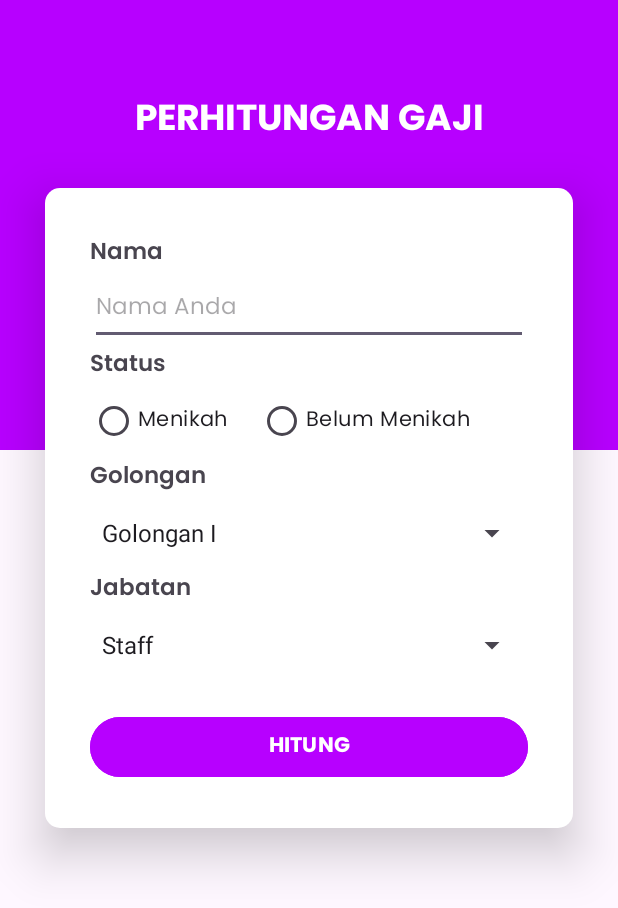
After one commit to ntnlrswnd/MyApps, an Android app: the Gaji screen opened directly, with no data from a screen before it, on a phone screen of 412 x 824 dp. The commit adds this screen. Shown: the top 908 px of the screen. Run offline under Robolectric (Android 15) with nearby library versions, the phone set to English and light mode, and no system bars.

Commit message:
+ Perhitungan Gaji

```diff
--- a/app/src/main/AndroidManifest.xml
+++ b/app/src/main/AndroidManifest.xml
@@ -12,6 +12,9 @@
         android:supportsRtl="true"
         android:theme="@style/Theme.MyApps"
         tools:targetApi="31">
+        <activity
+            android:name=".Gaji"
+            android:exported="false" />
         <activity
             android:name=".Dashboard"
             android:exported="false" />
--- /dev/null
+++ b/app/src/main/res/drawable/bg_white.xml
@@ -0,0 +1,9 @@
+<?xml version="1.0" encoding="utf-8"?>
+<shape xmlns:android="http://schemas.android.com/apk/res/android"
+    android:shape="rectangle">
+
+    <solid android:color="@color/white" />
+
+    <corners android:radius="10dp"/>
+
+</shape>
--- /dev/null
+++ b/app/src/main/res/layout/activity_gaji.xml
@@ -0,0 +1,135 @@
+<?xml version="1.0" encoding="utf-8" ?>
+<FrameLayout
+    xmlns:android="http://schemas.android.com/apk/res/android"
+    xmlns:app="http://schemas.android.com/apk/res-auto"
+    xmlns:tools="http://schemas.android.com/tools"
+    android:id="@+id/main"
+    android:layout_width="match_parent"
+    android:layout_height="match_parent"
+    tools:context=".Gaji">
+
+    <RelativeLayout
+        android:layout_width="match_parent"
+        android:layout_height="300dp"
+        android:background="@color/primary">
+
+        <TextView
+            android:layout_width="match_parent"
+            android:layout_height="wrap_content"
+            android:text="PERHITUNGAN GAJI"
+            android:fontFamily="@font/poppins_bold"
+            android:textAlignment="center"
+            android:layout_marginVertical="60dp"
+            android:textColor="@color/white"
+            android:textSize="24dp"/>
+
+    </RelativeLayout>
+
+    <FrameLayout
+        android:layout_width="match_parent"
+        android:layout_height="wrap_content"
+        android:layout_marginTop="125dp"
+        android:layout_marginRight="30dp"
+        android:layout_marginLeft="30dp"
+        android:background="@drawable/bg_white"
+        android:elevation="20dp"
+        android:padding="20dp">
+
+
+        <LinearLayout
+            android:layout_width="match_parent"
+            android:layout_height="wrap_content"
+            android:layout_margin="10dp"
+            android:orientation="vertical">
+
+            <TextView
+                android:layout_width="wrap_content"
+                android:layout_height="wrap_content"
+                android:fontFamily="@font/poppins_semibold"
+                android:text="Nama"
+                android:textSize="15sp" />
+
+            <EditText
+                android:id="@+id/nama"
+                android:layout_width="match_parent"
+                android:layout_height="48dp"
+                android:fontFamily="@font/poppins"
+                android:hint="Nama Anda"
+                android:textSize="15dp"
+                tools:ignore="TextSizeCheck" />
+
+            <TextView
+                android:layout_width="wrap_content"
+                android:layout_height="wrap_content"
+                android:fontFamily="@font/poppins_semibold"
+                android:text="Status"
+                android:textSize="15sp" />
+
+            <RadioGroup
+                android:id="@+id/grupstatus"
+                android:layout_width="match_parent"
+                android:layout_height="wrap_content"
+                android:orientation="horizontal">
+
+                <RadioButton
+                    android:id="@+id/menikah"
+                    android:layout_width="wrap_content"
+                    android:layout_height="wrap_content"
+                    android:fontFamily="@font/poppins"
+                    android:text="Menikah" />
+
+                <RadioButton
+                    android:id="@+id/belummenikah"
+                    android:layout_width="wrap_content"
+                    android:layout_height="wrap_content"
+                    android:layout_marginStart="20dp"
+                    android:fontFamily="@font/poppins"
+                    android:text="Belum Menikah" />
+
+            </RadioGroup>
+
+            <TextView
+                android:layout_width="wrap_content"
+                android:layout_height="wrap_content"
+                android:fontFamily="@font/poppins_semibold"
+                android:text="Golongan"
+                android:textSize="15sp" />
+
+            <Spinner
+                android:id="@+id/spinner_golongan"
+                android:layout_width="match_parent"
+                android:layout_height="wrap_content"
+                android:entries="@array/golongan_array"
+                android:fontFamily="@font/poppins"
+                android:minHeight="48dp" />
+
+            <TextView
+                android:layout_width="wrap_content"
+                android:layout_height="wrap_content"
+                android:fontFamily="@font/poppins_semibold"
+                android:text="Jabatan"
+                android:textSize="15sp" />
+
+            <Spinner
+                android:id="@+id/spinner_jabatan"
+                android:layout_width="match_parent"
+                android:layout_height="wrap_content"
+                android:entries="@array/jabatan_array"
+                android:fontFamily="@font/poppins"
+                android:minHeight="48dp" />
+
+            <Button
+                android:id="@+id/hitung"
+                android:layout_width="match_parent"
+                android:layout_height="wrap_content"
+                android:layout_marginTop="20dp"
+                android:backgroundTint="@color/primary"
+                android:elevation="10dp"
+                android:fontFamily="@font/poppins_bold"
+                android:text="HITUNG" />
+
+        </LinearLayout>
+    </FrameLayout>
+
+
+</FrameLayout>
--- a/app/src/main/res/values/colors.xml
+++ b/app/src/main/res/values/colors.xml
@@ -3,4 +3,5 @@
     <color name="black">#FF000000</color>
     <color name="white">#FFFFFFFF</color>
     <color name="primary">#B700FF</color>
+    <color name="light_gray">#D3D3D3</color>
 </resources>
--- /dev/null
+++ b/app/src/main/res/values/golongan_array.xml
@@ -0,0 +1,10 @@
+<?xml version="1.0" encoding="utf-8"?>
+<resources>
+
+        <string-array name="golongan_array">
+            <item>Golongan I</item>
+            <item>Golongan II</item>
+            <item>Golongan III</item>
+        </string-array>
+
+</resources>
--- /dev/null
+++ b/app/src/main/res/values/jabatan_array.xml
@@ -0,0 +1,8 @@
+<?xml version="1.0" encoding="utf-8"?>
+<resources>
+    <string-array name="jabatan_array">
+        <item>Staff</item>
+        <item>NOC</item>
+        <item>MANAGER</item>
+    </string-array>
+</resources>
```
Also changed, not shown: app/src/main/java/com/example/myapps/Dashboard.java (+6 -5 lines), app/src/main/java/com/example/myapps/Gaji.java (added, +114 -0 lines), app/src/main/res/drawable/bg.xml (added, +8 -0 lines), app/src/main/res/drawable/bg_dialog.xml (added, +7 -0 lines), app/src/main/res/layout/activity_dashboard.xml (+10 -0 lines), app/src/main/res/layout/dialog_gaji.xml (added, +178 -0 lines).
